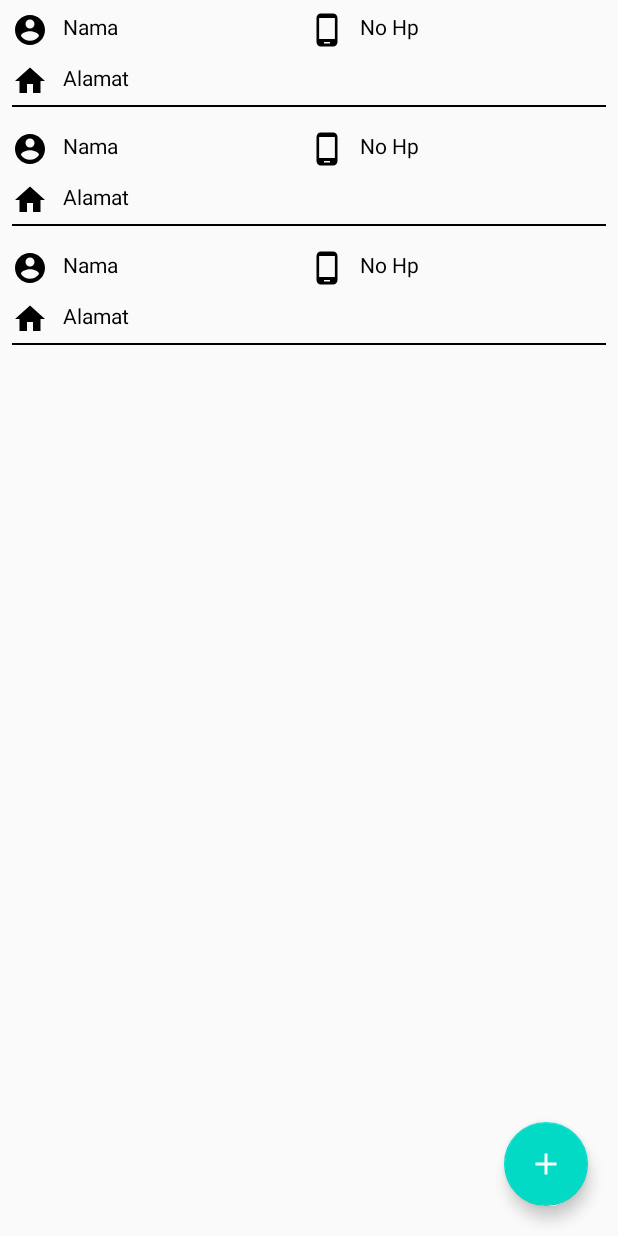
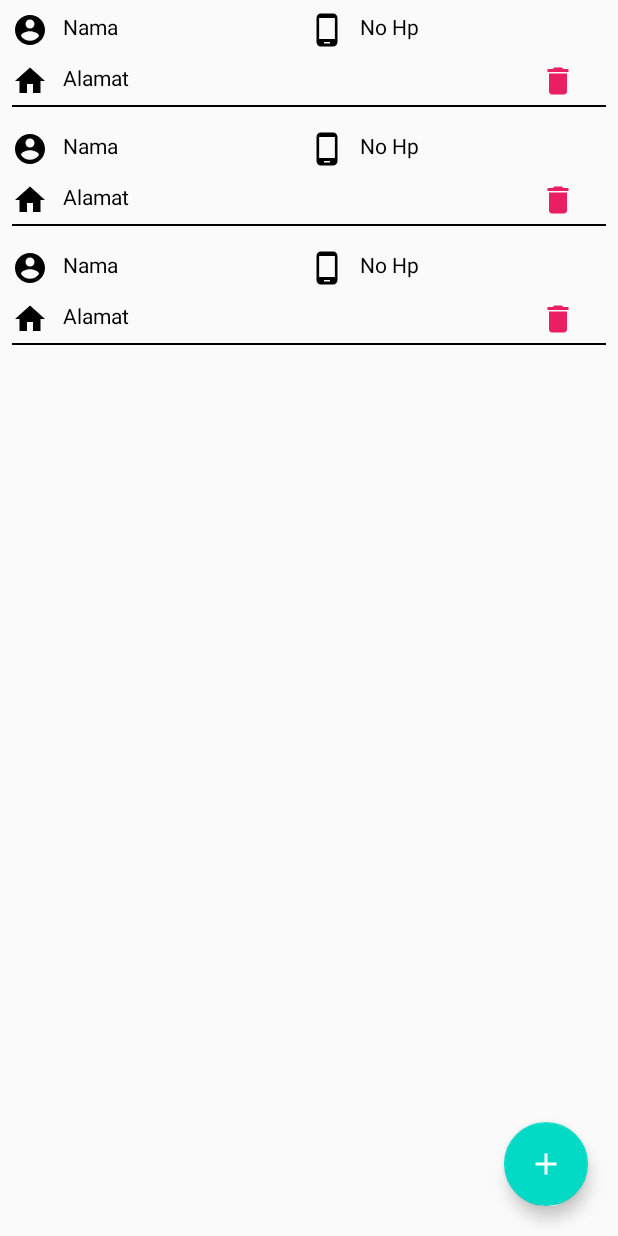
Before and after one commit to Abikayusri/LocalApi-Kotlin, an Android app: the layout activity_main.xml on its own in the app's theme, with its tools: preview values and no code run, on a phone screen of 412 x 824 dp. Run offline under Robolectric (Android 15) with nearby library versions, the phone set to English and light mode, and no system bars.

Commit message:
Delete Data

```diff
--- a/AppAnggota/app/src/main/java/abika/sinau/appanggota/adapter/AnggotaAdapter.kt
+++ b/AppAnggota/app/src/main/java/abika/sinau/appanggota/adapter/AnggotaAdapter.kt
@@ -33,6 +33,10 @@ class AnggotaAdapter (val data: List<DataItem>?, val itemClick : OnClickListener
         holder.view.setOnClickListener {
             itemClick.detail(item)
         }
+
+        holder.btnHapus.setOnClickListener {
+            itemClick.hapus(item)
+        }
     }
 
     class AnggotaViewHolder (val view: View) : RecyclerView.ViewHolder(view) {
@@ -40,9 +44,11 @@ class AnggotaAdapter (val data: List<DataItem>?, val itemClick : OnClickListener
         val nama = view.itemNama
         val nohp = view.itemNoHp
         val alamat = view.itemAlamat
+        val btnHapus = view.btnHapus
     }
 
     interface OnClickListener {
         fun detail(item: DataItem?)
+        fun hapus(item: DataItem?)
     }
 }
--- a/AppAnggota/app/src/main/java/abika/sinau/appanggota/model/updateData/ResponseUpdate.kt
+++ b/AppAnggota/app/src/main/java/abika/sinau/appanggota/model/actionData/ResponseAction.kt
@@ -1,8 +1,8 @@
-package abika.sinau.appanggota.model.updateData
+package abika.sinau.appanggota.model.actionData
 
 import com.google.gson.annotations.SerializedName
 
-data class ResponseUpdate(
+data class ResponseAction(
 
 	@field:SerializedName("message")
 	val message: String? = null,
--- a/AppAnggota/app/src/main/java/abika/sinau/appanggota/model/getData/DataItem.kt
+++ b/AppAnggota/app/src/main/java/abika/sinau/appanggota/model/getData/DataItem.kt
@@ -4,6 +4,7 @@ import android.os.Parcelable
 import com.google.gson.annotations.SerializedName
 import kotlinx.android.parcel.Parcelize
 
+@Parcelize
 data class DataItem(
 
 	@field:SerializedName("nama")
@@ -17,4 +18,4 @@ data class DataItem(
 
 	@field:SerializedName("alamat")
 	val alamat: String? = null
-)
+) : Parcelable
--- a/AppAnggota/app/src/main/res/drawable/ic_delete_white.xml
+++ b/AppAnggota/app/src/main/res/drawable/ic_delete_white.xml
@@ -1,5 +1,10 @@
-<vector android:height="24dp" android:tint="#FFFFFF"
-    android:viewportHeight="24" android:viewportWidth="24"
-    android:width="24dp" xmlns:android="http://schemas.android.com/apk/res/android">
-    <path android:fillColor="@android:color/white" android:pathData="M6,19c0,1.1 0.9,2 2,2h8c1.1,0 2,-0.9 2,-2V7H6v12zM19,4h-3.5l-1,-1h-5l-1,1H5v2h14V4z"/>
+<vector xmlns:android="http://schemas.android.com/apk/res/android"
+    android:width="24dp"
+    android:height="24dp"
+    android:tint="#E91E63"
+    android:viewportWidth="24"
+    android:viewportHeight="24">
+    <path
+        android:fillColor="#E91E63"
+        android:pathData="M6,19c0,1.1 0.9,2 2,2h8c1.1,0 2,-0.9 2,-2V7H6v12zM19,4h-3.5l-1,-1h-5l-1,1H5v2h14V4z" />
 </vector>
--- a/AppAnggota/app/src/main/res/layout/list_item.xml
+++ b/AppAnggota/app/src/main/res/layout/list_item.xml
@@ -31,15 +31,29 @@
             android:textColor="@android:color/black" />
     </LinearLayout>
 
+    <LinearLayout
+        android:layout_width="match_parent"
+        android:layout_height="wrap_content"
+        android:layout_marginTop="10dp">
+
         <TextView
             android:id="@+id/itemAlamat"
             android:layout_width="match_parent"
             android:layout_height="wrap_content"
-        android:layout_marginTop="10dp"
+            android:layout_weight="1"
             android:drawableStart="@drawable/ic_home"
             android:drawablePadding="10dp"
             android:text="Alamat"
             android:textColor="@android:color/black" />
+
+        <ImageView
+            android:id="@+id/btnHapus"
+            android:layout_width="wrap_content"
+            android:layout_height="wrap_content"
+            android:layout_marginRight="20dp"
+            android:src="@drawable/ic_delete_white" />
+    </LinearLayout>
+
 
     <View
         android:layout_width="match_parent"
```
Also changed, not shown: AppAnggota/app/src/main/java/abika/sinau/appanggota/InputActivity.kt (+51 -38 lines), AppAnggota/app/src/main/java/abika/sinau/appanggota/MainActivity.kt (+48 -2 lines), AppAnggota/app/src/main/java/abika/sinau/appanggota/config/ApiService.kt (+5 -6 lines), AppAnggota/app/src/main/java/abika/sinau/appanggota/model/deleteData/ResponseDelete.kt (deleted, +0 -12 lines), AppAnggota/app/src/main/java/abika/sinau/appanggota/model/insertData/ResponseInsert.kt (deleted, +0 -12 lines). Lines whose indentation alone changed are shown as unchanged.
